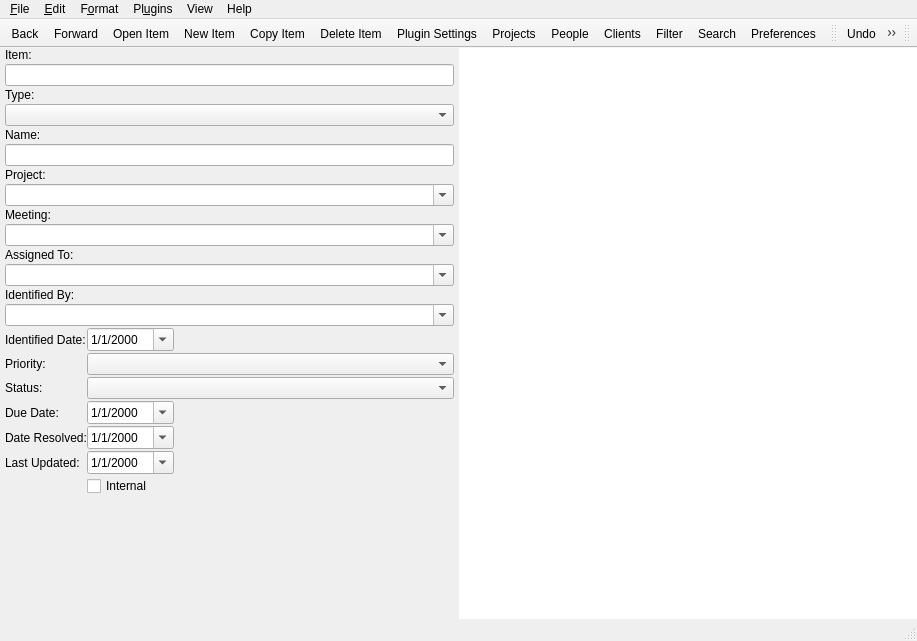
Old version of the form mainwindow.ui in the repository kestermckinney/ProjectNotes.
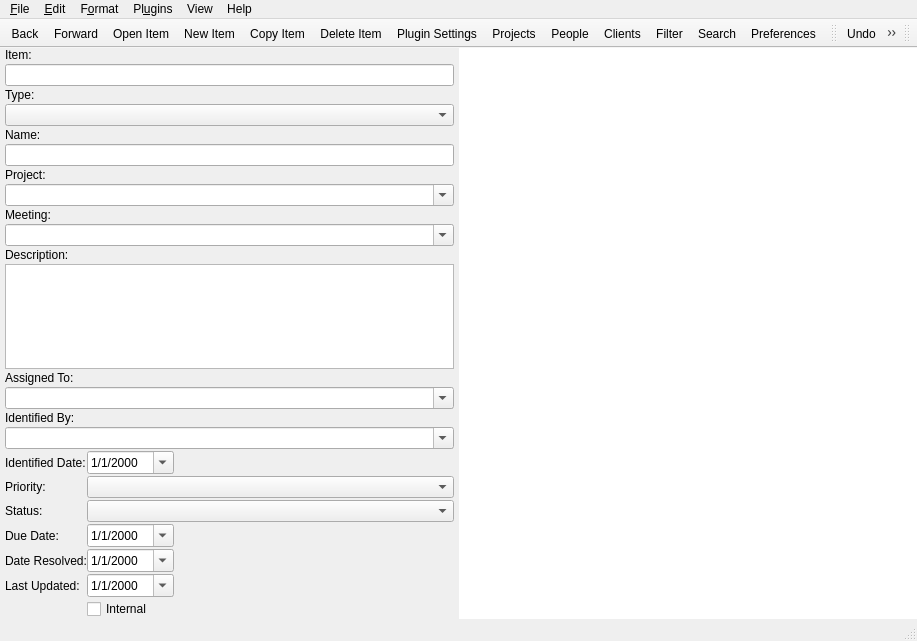
New version of the form. The open tabs and pages were chosen to show the change. Icons and pictures are not drawn. Custom widgets are drawn as their Qt base class.

Commit message: Added Description to Items Details

Patch:
```diff
--- a/mainwindow.ui
+++ b/mainwindow.ui
@@ -1093,6 +1093,16 @@
               </property>
              </widget>
             </item>
+            <item>
+             <widget class="QLabel" name="labelItemDescription">
+              <property name="text">
+               <string>Description:</string>
+              </property>
+             </widget>
+            </item>
+            <item>
+             <widget class="QPlainTextEdit" name="plainTextEditDescription"/>
+            </item>
             <item>
              <widget class="QLabel" name="labelAssignedTo">
               <property name="text">
@@ -1289,19 +1299,6 @@
                 </property>
                </widget>
               </item>
-              <item row="7" column="1">
-               <spacer name="verticalSpacer">
-                <property name="orientation">
-                 <enum>Qt::Vertical</enum>
-                </property>
-                <property name="sizeHint" stdset="0">
-                 <size>
-                  <width>20</width>
-                  <height>40</height>
-                 </size>
-                </property>
-               </spacer>
-              </item>
              </layout>
             </item>
            </layout>
```
Left out of the diff: 28 changed lines with no effect on the pictures. The commit also changes 23 other files.
